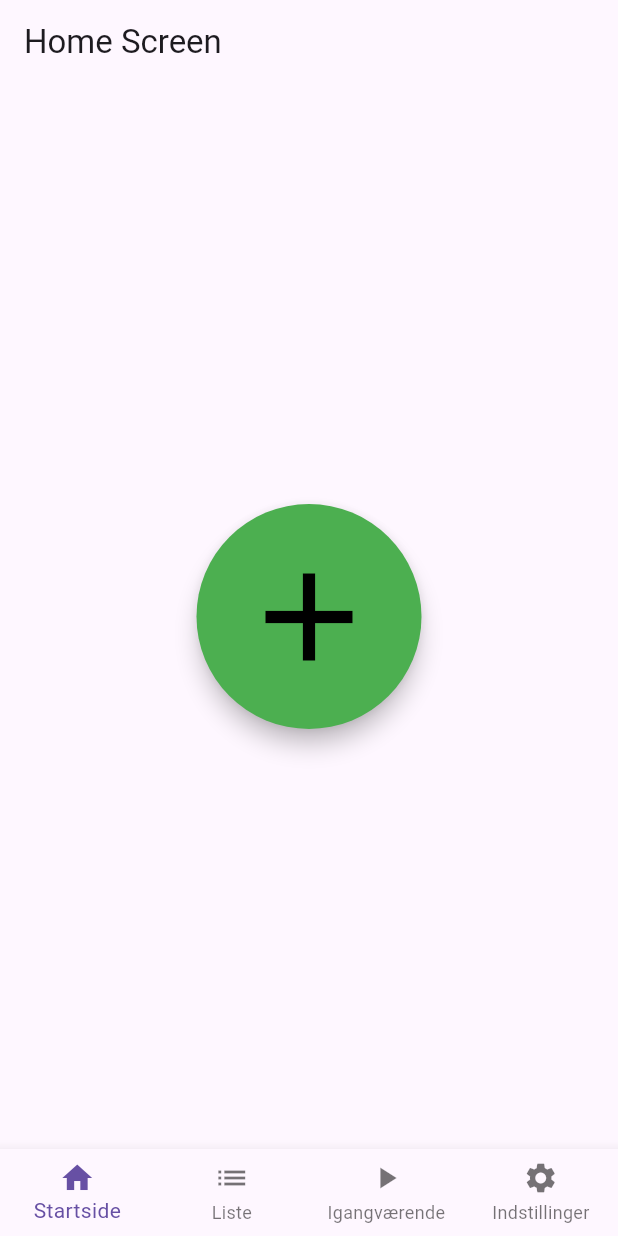
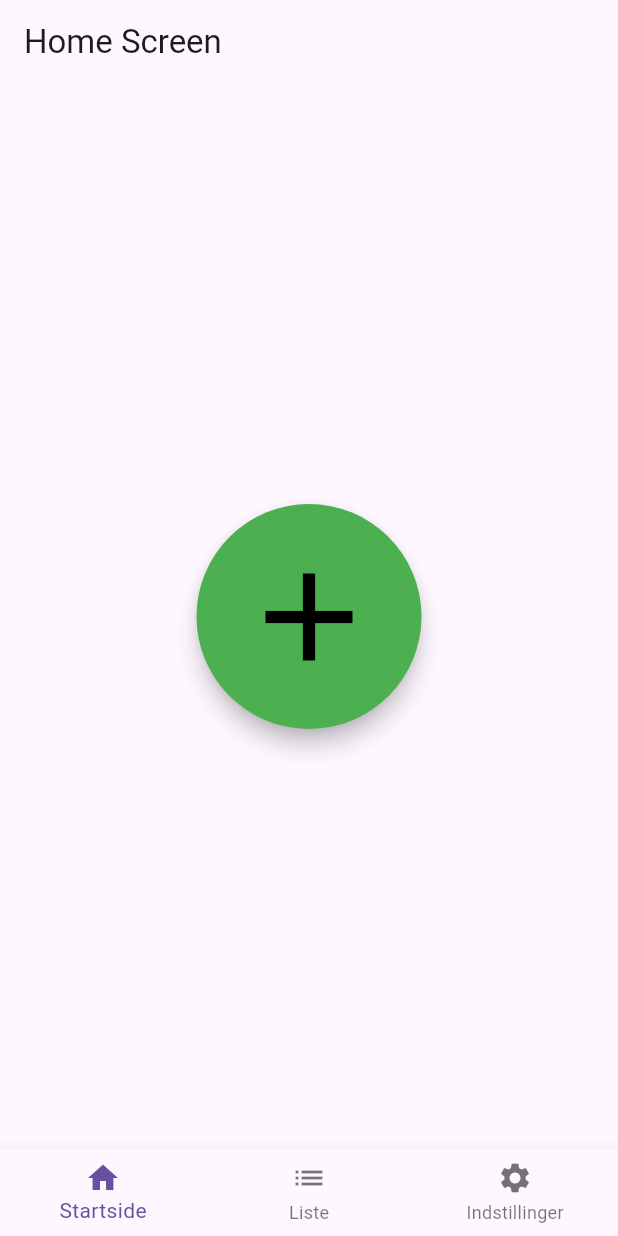
Before and after one commit to emilieweiss/meeting_counter, a Flutter app: the screen it shows after launch, on a phone screen of 412 x 824 dp. Run offline on Flutter 3.47's test engine with Material 3 defaults, Android fonts, the phone set to English and light mode, and no system bars; our stand-ins replace go_router.

Commit message:
Cleanup og opdatering af nav bar

```diff
--- a/lib/presentation/dialogs/create_meeting_dialog.dart
+++ b/lib/presentation/dialogs/create_meeting_dialog.dart
@@ -19,6 +19,7 @@ class CreateMeetingDialog extends StatelessWidget {
         ),
         TextButton(
           onPressed: () {
+            Navigator.pop(context);
             GoRouter.of(context).go(routeName);
             context.go(routeName);
           },
--- a/lib/presentation/widgets/bottom_nav_bar.dart
+++ b/lib/presentation/widgets/bottom_nav_bar.dart
@@ -19,9 +19,6 @@ class BottomNavBar extends StatelessWidget {
               context.go('/meeting_list');
               break;
             case 2:
-              context.go('/ongoing_meeting');
-              break;
-            case 3:
               context.go('/settings');
               break;
           }
@@ -29,10 +26,6 @@ class BottomNavBar extends StatelessWidget {
         items: const [
           BottomNavigationBarItem(icon: Icon(Icons.home), label: 'Startside'),
           BottomNavigationBarItem(icon: Icon(Icons.list), label: 'Liste'),
-          BottomNavigationBarItem(
-            icon: Icon(Icons.play_arrow),
-            label: 'Igangværende',
-          ),
           BottomNavigationBarItem(
             icon: Icon(Icons.settings),
             label: 'Indstillinger',
@@ -47,8 +40,7 @@ class BottomNavBar extends StatelessWidget {
     print("📍 Current route: $location"); // DEBUGGING
 
     if (location.startsWith('/meeting_list')) return 1;
-    if (location.startsWith('/ongoing_meeting')) return 2;
-    if (location.startsWith('/settings')) return 3;
+    if (location.startsWith('/settings')) return 2;
     return 0;
   }
 }
```
